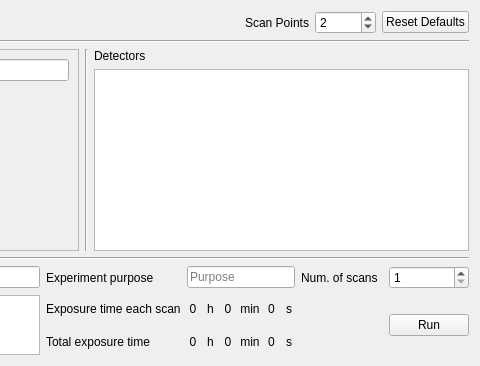
Above: src/firefly/plans/grid_scan.ui from spc-group/haven before the change; both pictures show x 307 to 787 and y 0 to 366 of the 787 by 366 pixel window. Below: the same form after it.
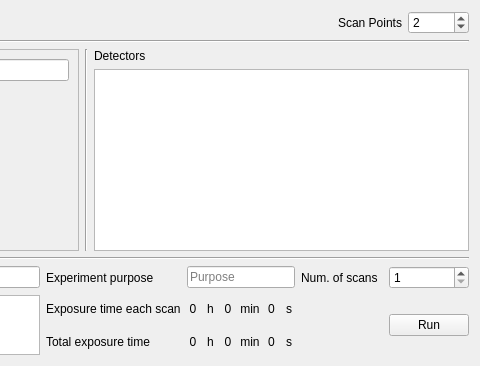
That is the form after the change. Custom widgets are drawn as their Qt base class.

Commit message: Removed the 'reset defaults' button from the grid scan window.

The edit to the form file:
```diff
--- a/src/firefly/plans/grid_scan.ui
+++ b/src/firefly/plans/grid_scan.ui
@@ -539,19 +539,6 @@
          </property>
         </widget>
        </item>
-       <item>
-        <widget class="QPushButton" name="reset_pushButton">
-         <property name="toolTip">
-          <string>Reset to default values</string>
-         </property>
-         <property name="styleSheet">
-          <string notr="true"/>
-         </property>
-         <property name="text">
-          <string>Reset Defaults</string>
-         </property>
-        </widget>
-       </item>
       </layout>
      </item>
      <item row="3" column="0">
```
Left out of the diff: 4 changed lines with no effect on the pictures. The commit also changes 2 other files.
